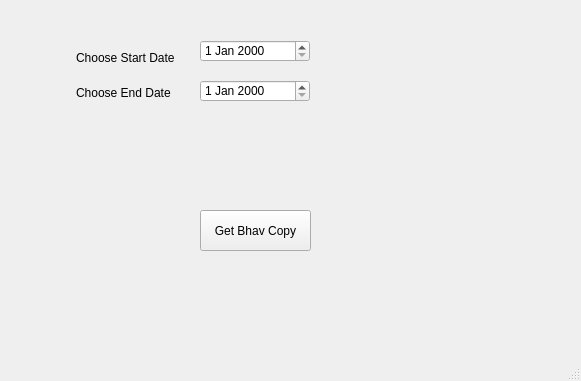
The window that Ajith-self-emp/QT-Learning/UIDesginer/Practising/BhavCopyDemo.ui (infotechaji/GeneralCodes) describes before a commit, drawn with Qt 5.
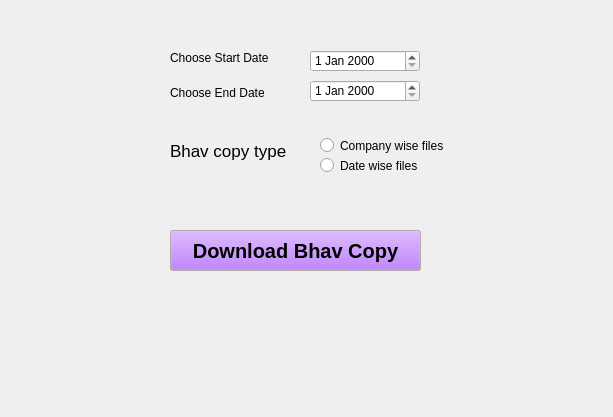
The same window after the commit.

```diff
--- a/Ajith-self-emp/QT-Learning/UIDesginer/Practising/BhavCopyDemo.ui
+++ b/Ajith-self-emp/QT-Learning/UIDesginer/Practising/BhavCopyDemo.ui
@@ -6,8 +6,8 @@
    <rect>
     <x>0</x>
     <y>0</y>
-    <width>581</width>
-    <height>381</height>
+    <width>613</width>
+    <height>417</height>
    </rect>
   </property>
   <property name="windowTitle">
@@ -17,8 +17,8 @@
    <widget class="QDateEdit" name="startdate">
     <property name="geometry">
      <rect>
-      <x>200</x>
-      <y>40</y>
+      <x>310</x>
+      <y>50</y>
       <width>110</width>
       <height>22</height>
      </rect>
@@ -27,7 +27,7 @@
    <widget class="QDateEdit" name="enddate">
     <property name="geometry">
      <rect>
-      <x>200</x>
+      <x>310</x>
       <y>80</y>
       <width>110</width>
       <height>22</height>
@@ -37,20 +37,64 @@
    <widget class="QPushButton" name="GetBhavCopy">
     <property name="geometry">
      <rect>
-      <x>200</x>
-      <y>210</y>
-      <width>111</width>
+      <x>170</x>
+      <y>230</y>
+      <width>251</width>
       <height>41</height>
      </rect>
     </property>
+    <property name="palette">
+     <palette>
+      <active>
+       <colorrole role="Button">
+        <brush brushstyle="SolidPattern">
+         <color alpha="255">
+          <red>170</red>
+          <green>85</green>
+          <blue>255</blue>
+         </color>
+        </brush>
+       </colorrole>
+      </active>
+      <inactive>
+       <colorrole role="Button">
+        <brush brushstyle="SolidPattern">
+         <color alpha="255">
+          <red>170</red>
+          <green>85</green>
+          <blue>255</blue>
+         </color>
+        </brush>
+       </colorrole>
+      </inactive>
+      <disabled>
+       <colorrole role="Button">
+        <brush brushstyle="SolidPattern">
+         <color alpha="255">
+          <red>170</red>
+          <green>85</green>
+          <blue>255</blue>
+         </color>
+        </brush>
+       </colorrole>
+      </disabled>
+     </palette>
+    </property>
+    <property name="font">
+     <font>
+      <pointsize>15</pointsize>
+      <weight>75</weight>
+      <bold>true</bold>
+     </font>
+    </property>
     <property name="text">
-     <string>Get Bhav Copy</string>
+     <string>Download Bhav Copy</string>
     </property>
    </widget>
    <widget class="QLabel" name="label">
     <property name="geometry">
      <rect>
-      <x>76</x>
+      <x>170</x>
       <y>43</y>
       <width>110</width>
       <height>30</height>
@@ -63,7 +107,7 @@
    <widget class="QLabel" name="label_2">
     <property name="geometry">
      <rect>
-      <x>76</x>
+      <x>170</x>
       <y>82</y>
       <width>101</width>
       <height>21</height>
@@ -73,18 +117,51 @@
      <string>Choose End Date</string>
     </property>
    </widget>
+   <widget class="QRadioButton" name="rdb_comp_wise">
+    <property name="geometry">
+     <rect>
+      <x>320</x>
+      <y>130</y>
+      <width>161</width>
+      <height>31</height>
+     </rect>
+    </property>
+    <property name="text">
+     <string>Company wise files</string>
+    </property>
+   </widget>
+   <widget class="QRadioButton" name="rdb_date_wise">
+    <property name="geometry">
+     <rect>
+      <x>320</x>
+      <y>150</y>
+      <width>121</width>
+      <height>31</height>
+     </rect>
+    </property>
+    <property name="text">
+     <string>Date wise files</string>
+    </property>
+   </widget>
+   <widget class="QLabel" name="lbl_bvcp_type">
+    <property name="geometry">
+     <rect>
+      <x>170</x>
+      <y>130</y>
+      <width>121</width>
+      <height>41</height>
+     </rect>
+    </property>
+    <property name="font">
+     <font>
+      <pointsize>13</pointsize>
+     </font>
+    </property>
+    <property name="text">
+     <string>Bhav copy type</string>
+    </property>
+   </widget>
   </widget>
-  <widget class="QMenuBar" name="menubar">
-   <property name="geometry">
-    <rect>
-     <x>0</x>
-     <y>0</y>
-     <width>581</width>
-     <height>21</height>
-    </rect>
-   </property>
-  </widget>
-  <widget class="QStatusBar" name="statusbar"/>
  </widget>
  <resources/>
  <connections/>
```
Left out of the diff: 8 changed lines with no effect on the pictures.
